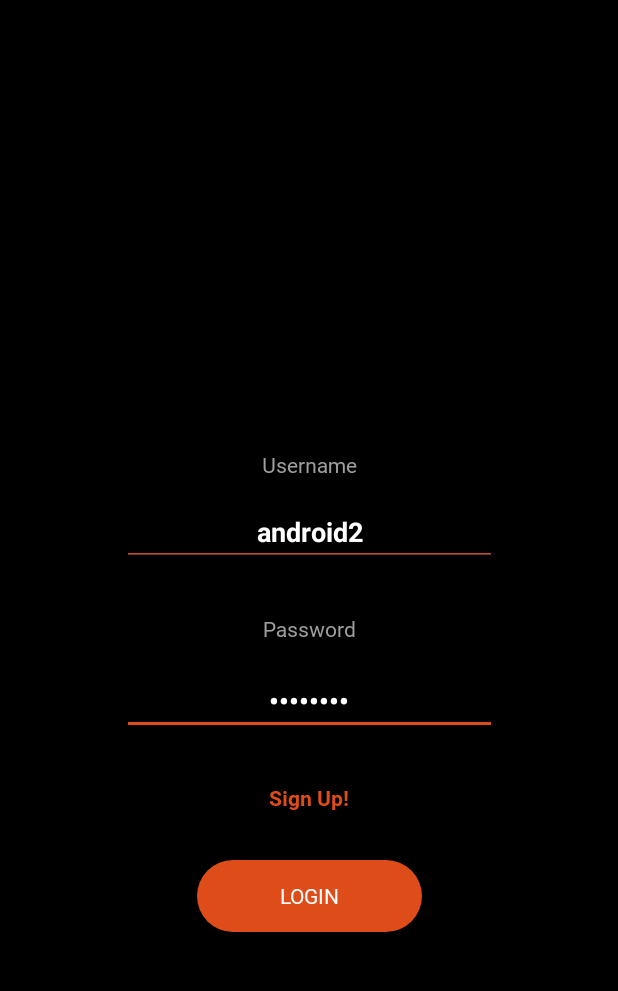
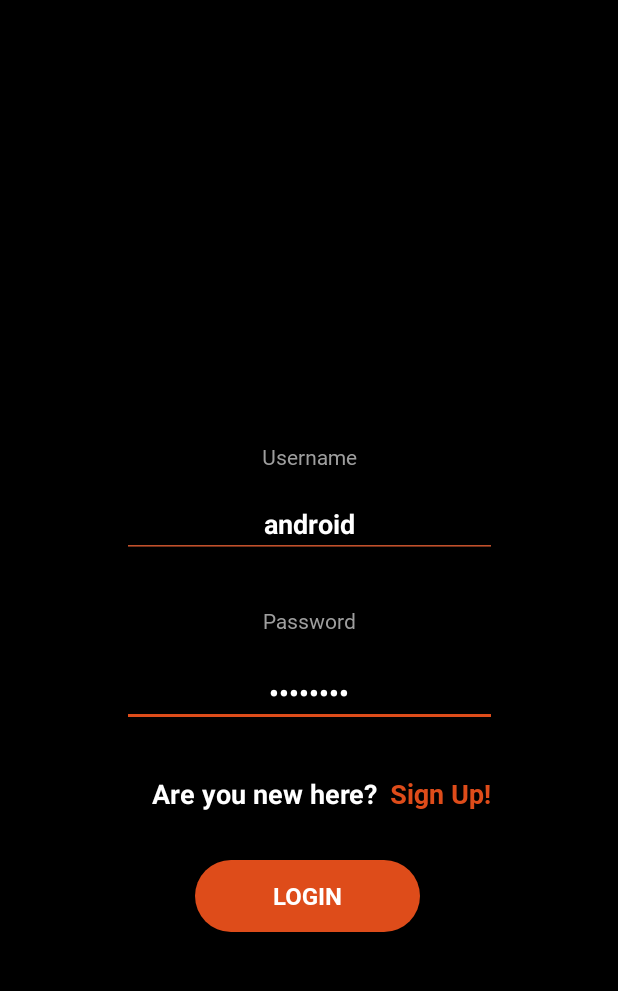
Before and after one commit to AugustoDeveloper/yourpocketgymapp, an Android app: the screen it shows after launch (LoginActivity), on a phone screen of 412 x 824 dp, the part 208-1199 px from its top. Run offline under Robolectric (Android 15) with nearby library versions, the phone set to English and light mode, and no system bars.

Commit message:
Initiated the design of the register activity

```diff
--- /dev/null
+++ b/app/src/main/res/anim/fade_in.xml
@@ -0,0 +1,8 @@
+<?xml version="1.0" encoding="utf-8"?>
+<set xmlns:android="http://schemas.android.com/apk/res/android"
+     android:interpolator="@android:anim/accelerate_decelerate_interpolator">
+    <alpha
+            android:duration="1200"
+            android:fromAlpha="0.0"
+            android:toAlpha="1.0" />
+</set>
--- /dev/null
+++ b/app/src/main/res/anim/fade_out.xml
@@ -0,0 +1,6 @@
+<?xml version="1.0" encoding="utf-8"?>
+<set xmlns:android="http://schemas.android.com/apk/res/android">
+    <alpha xmlns:android="http://schemas.android.com/apk/res/android"
+           android:interpolator="@android:anim/anticipate_interpolator"
+           android:fromAlpha="1.0" android:toAlpha="0.0" android:duration="500" />
+</set>
--- a/app/src/main/res/layout/activity_login.xml
+++ b/app/src/main/res/layout/activity_login.xml
@@ -15,7 +15,7 @@
             android:id="@+id/edittext_password"
             android:singleLine="true"
             android:textStyle="bold" android:gravity="center"
-            app:layout_constraintBottom_toTopOf="@+id/textView4" android:layout_marginBottom="32dp"
+            app:layout_constraintBottom_toTopOf="@+id/textview_signup" android:layout_marginBottom="32dp"
             style="@style/PrimaryUnderlineEditText" android:text="teste123"
             app:layout_constraintEnd_toEndOf="@+id/editText_username"
             app:layout_constraintStart_toStartOf="@+id/editText_username"/>
@@ -28,7 +28,7 @@
             android:singleLine="true"
             android:textStyle="bold" android:gravity="center"
             app:layout_constraintBottom_toTopOf="@+id/textView3" android:layout_marginBottom="32dp"
-            style="@style/PrimaryUnderlineEditText" android:text="android2"
+            style="@style/PrimaryUnderlineEditText" android:text="android"
             app:layout_constraintEnd_toEndOf="parent"/>
     <TextView
             android:text="@string/password"
@@ -61,6 +61,17 @@
             app:layout_constraintStart_toStartOf="parent" android:layout_marginLeft="8dp"
             android:layout_marginStart="8dp" app:fontFamily="@font/iceland" android:textColor="@color/colorPrimary"
             android:textSize="60sp"/>
+    <ProgressBar
+            style="?android:attr/progressBarStyle"
+            android:layout_width="wrap_content"
+            android:layout_height="wrap_content"
+            android:id="@+id/progressbar_login"
+            app:layout_constraintEnd_toEndOf="parent" android:layout_marginEnd="8dp"
+            android:layout_marginRight="8dp"
+            app:layout_constraintTop_toTopOf="@+id/button_login"
+            app:layout_constraintBottom_toBottomOf="@+id/button_login" android:indeterminate="false"
+            app:layout_constraintStart_toEndOf="@+id/button_login" android:layout_marginLeft="8dp"
+            android:layout_marginStart="8dp" android:visibility="gone"/>
     <Button
             android:text="@string/login"
             android:layout_width="150dp"
@@ -70,15 +81,29 @@
             android:layout_marginBottom="64dp" app:layout_constraintBottom_toBottomOf="parent"
             app:layout_constraintStart_toStartOf="@+id/edittext_password"
             app:layout_constraintEnd_toEndOf="@+id/edittext_password" android:layout_marginRight="32dp"
-            android:layout_marginEnd="32dp" android:layout_marginLeft="32dp" android:layout_marginStart="32dp"/>
+            android:layout_marginEnd="32dp" android:layout_marginLeft="32dp" android:layout_marginStart="32dp"
+            app:layout_constraintHorizontal_bias="0.472"/>
     <TextView
             android:text="@string/sign_up"
             android:layout_width="wrap_content"
             android:layout_height="wrap_content"
-            android:id="@+id/textView4"
-            app:layout_constraintStart_toStartOf="parent" android:layout_marginLeft="8dp"
-            android:layout_marginStart="8dp" app:layout_constraintEnd_toEndOf="parent" android:layout_marginEnd="8dp"
-            android:layout_marginRight="8dp" android:textColor="@color/colorPrimary"
+            android:id="@+id/textview_signup"
+            android:textColor="@color/colorPrimary"
             app:fontFamily="@font/roboto_bold"
-            app:layout_constraintBottom_toTopOf="@+id/button_login" android:layout_marginBottom="32dp"/>
+            app:layout_constraintBottom_toBottomOf="@+id/textview_question" app:layout_constraintTop_toTopOf="@+id/textview_question"
+            app:layout_constraintStart_toEndOf="@+id/textview_question"
+            android:textSize="18sp" android:layout_marginLeft="8dp" android:layout_marginStart="8dp"
+    />
+    <TextView
+            android:text="@string/question_new_here"
+            android:layout_width="wrap_content"
+            android:layout_height="wrap_content"
+            android:id="@+id/textview_question"
+            android:layout_marginBottom="32dp"
+            app:layout_constraintBottom_toTopOf="@+id/button_login"
+            android:textColor="@color/colorTextPrimaryTextView"
+            android:textStyle="bold"
+            app:layout_constraintStart_toStartOf="@+id/edittext_password"
+            app:layout_constraintEnd_toEndOf="@+id/button_login" android:layout_marginEnd="8dp"
+            android:layout_marginRight="8dp" android:textSize="18sp"/>
 </android.support.constraint.ConstraintLayout>
--- a/app/src/main/res/layout/activity_main.xml
+++ b/app/src/main/res/layout/activity_main.xml
@@ -10,10 +10,10 @@
     <TextView
             android:layout_width="wrap_content"
             android:layout_height="wrap_content"
-            android:text="Hello World!"
+            android:text="@string/logged_in_phrase"
             app:layout_constraintBottom_toBottomOf="parent"
             app:layout_constraintLeft_toLeftOf="parent"
             app:layout_constraintRight_toRightOf="parent"
-            app:layout_constraintTop_toTopOf="parent"/>
+            app:layout_constraintTop_toTopOf="parent" android:textColor="@color/colorTextPrimaryTextView"/>
 
 </android.support.constraint.ConstraintLayout>
--- a/app/src/main/res/values-v16/styles.xml
+++ b/app/src/main/res/values-v16/styles.xml
@@ -3,6 +3,7 @@
     <style name="PrimaryRoundedButton" parent="Widget.AppCompat.Button">
         <item name="android:background">@drawable/primary_rounded_button</item>
         <item name="android:textColor">@color/colorTextPrimaryRoundedButton</item>
-        <item name="android:fontFamily">@font/roboto</item>
+        <item name="android:fontFamily">@font/roboto_bold</item>
+        <item name="android:textSize">16sp</item>
     </style>
 </resources>
--- a/app/src/main/res/values/strings.xml
+++ b/app/src/main/res/values/strings.xml
@@ -1,8 +1,15 @@
 <resources>
     <string name="app_name">YourPocketGym</string>
     <string name="username">Username</string>
+    <string name="name">Name</string>
+    <string name="age">Age</string>
     <string name="password">Password</string>
     <string name="question_new_here">Are you new here?</string>
     <string name="sign_up">Sign Up!</string>
     <string name="login">Login</string>
+    <string name="register">Register</string>
+    <string name="logged_in_phrase">You are logged in</string>
+    <string name="login_succeded_phrase">Login succeded</string>
+    <string name="something_wrong_phrase">Oops, something is wrong...</string>
+    <string name="login_failed_phrase">Login Failed</string>
 </resources>
--- a/app/src/main/res/values/styles.xml
+++ b/app/src/main/res/values/styles.xml
@@ -15,7 +15,8 @@
     <style name="PrimaryRoundedButton" parent="Widget.AppCompat.Button">
         <item name="android:background">@drawable/primary_rounded_button</item>
         <item name="android:textColor">@color/colorTextPrimaryRoundedButton</item>
-        <item name="android:fontFamily" tools:targetApi="jelly_bean">@font/roboto</item>
+        <item name="android:fontFamily" tools:targetApi="jelly_bean">@font/roboto_bold</item>
+        <item name="android:textSize">16sp</item>
     </style>
 
     <style name="PrimaryUnderlineEditText" parent="Widget.AppCompat.EditText">
```
Also changed, not shown: app/src/main/AndroidManifest.xml (+5 -2 lines), app/src/main/java/aucamana/com/br/yourpocketgym/activities/LoginActivity.kt (+48 -10 lines), app/src/main/java/aucamana/com/br/yourpocketgym/activities/SignupActivity.kt (added, +18 -0 lines), app/src/main/res/layout/activity_signup.xml (added, +124 -0 lines).
